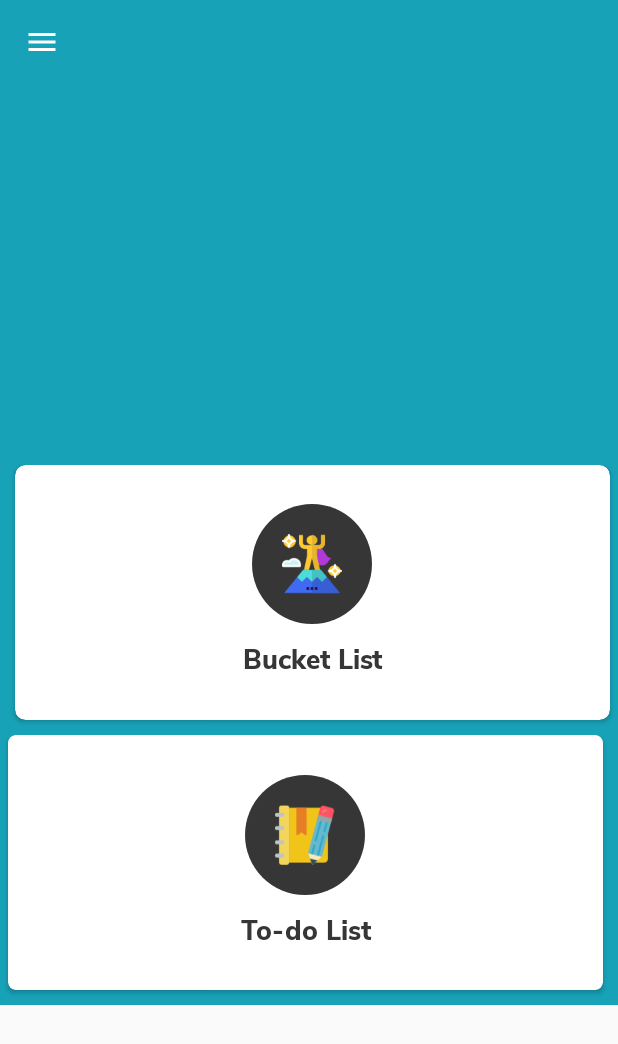
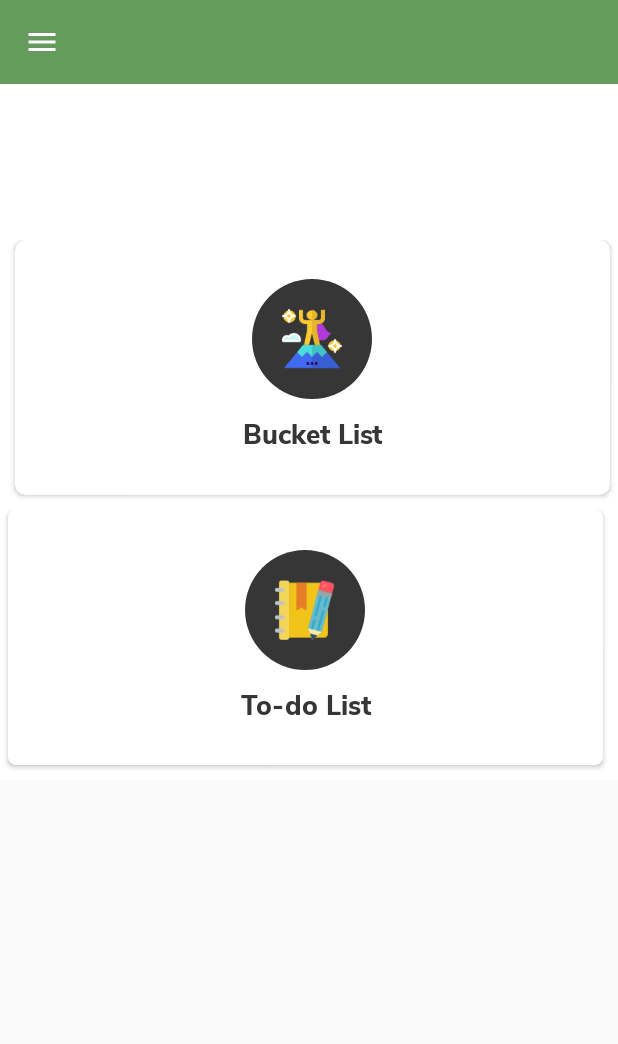
Before and after one commit to feagans/Mobile-Grp10LargeProject, an Android app: the layout activity_home.xml on its own in the app's theme, with its tools: preview values and no code run, on a phone screen of 412 x 824 dp. Shown: the top 1044 px of the screen. Run offline under Robolectric (Android 15) with nearby library versions, the phone set to English and light mode, and no system bars.

Commit message:
Design changes to homepage
White / green colorway to homepage

```diff
--- a/My Vision Board/app/src/main/res/layout/activity_home.xml
+++ b/My Vision Board/app/src/main/res/layout/activity_home.xml
@@ -27,14 +27,14 @@
 
                     android:layout_width="match_parent"
                     android:layout_height="match_parent"
-                    android:background="@color/background"
+                    android:background="@color/white"
                     android:gravity="center_horizontal"
                     android:orientation="vertical">
 
                     <RelativeLayout
                         android:id="@+id/relData"
                         android:layout_width="match_parent"
-                        android:layout_height="@dimen/_400sdp"
+                        android:layout_height="@dimen/_250sdp"
                         android:layout_marginBottom="10dp">
 
                         <TextView
@@ -43,13 +43,13 @@
                             android:layout_height="wrap_content"
                             android:layout_centerHorizontal="true"
                             android:layout_centerVertical="true"
-                            android:layout_gravity="center"
-                            android:layout_margin="12dp"
+                            android:layout_gravity="top|center_horizontal"
+                            android:layout_margin="8dp"
                             android:fontFamily="@font/regular"
-                            android:gravity="center"
+                            android:gravity="top|center_horizontal"
                             android:scrollbars="vertical"
                             android:textAppearance="?android:attr/textAppearanceLarge"
-                            android:textColor="@color/white"
+                            android:textColor="@color/black"
                             android:textSize="22sp" />
                     </RelativeLayout>
 
@@ -166,10 +166,10 @@
                 android:id="@+id/toolbar"
                 android:layout_width="match_parent"
                 android:layout_height="wrap_content"
-                android:background="@color/transparent"
+                android:background="@color/background"
                 app:contentInsetStartWithNavigation="0dp"
                 app:navigationIcon="@drawable/menu"
-                app:titleTextColor="@color/colorWhite" />
+                app:titleTextColor="@color/white" />
 
             <com.google.android.gms.ads.AdView
                 android:id="@+id/llads"
@@ -194,7 +194,7 @@
                 android:id="@+id/linDrawerTop"
                 android:layout_width="match_parent"
                 android:layout_height="120dp"
-                android:background="@color/black"
+                android:background="@color/white"
                 android:gravity="center"
                 android:orientation="vertical">
 
@@ -237,7 +237,7 @@
                                 android:shadowRadius="2"
                                 android:text="@string/quote_of_the_day"
                                 android:textAlignment="center"
-                                android:textColor="@color/white"
+                                android:textColor="@color/black"
                                 android:textSize="20dp" />
                         </LinearLayout>
 
@@ -256,7 +256,7 @@
                             android:shadowDy="1"
                             android:shadowRadius="1"
                             android:textAlignment="center"
-                            android:textColor="@color/white"
+                            android:textColor="@color/black"
                             android:textSize="16dp"
                             tools:ignore="RtlCompat" />
                     </LinearLayout>
@@ -293,7 +293,7 @@
                         android:shadowRadius="2"
                         android:text="@string/app_name"
                         android:textAlignment="center"
-                        android:textColor="@color/white"
+                        android:textColor="@color/black"
                         android:textSize="18dp" />
                 </LinearLayout>
             </LinearLayout>
--- a/My Vision Board/app/src/main/res/values/colors.xml
+++ b/My Vision Board/app/src/main/res/values/colors.xml
@@ -11,7 +11,7 @@
     <color name="actionbar">@color/progress_green</color>
     <color name="addMobBorder">#7f7f7f</color>
     <color name="addMobTextColor">#1a73e8</color>
-    <color name="background">#17a2b8</color>
+    <color name="background">#659b5c</color>
     <color name="backgroundLight">#478ab1</color>
     <color name="black">#000000</color>
     <color name="borderColor">#7f7f7f</color>
```
